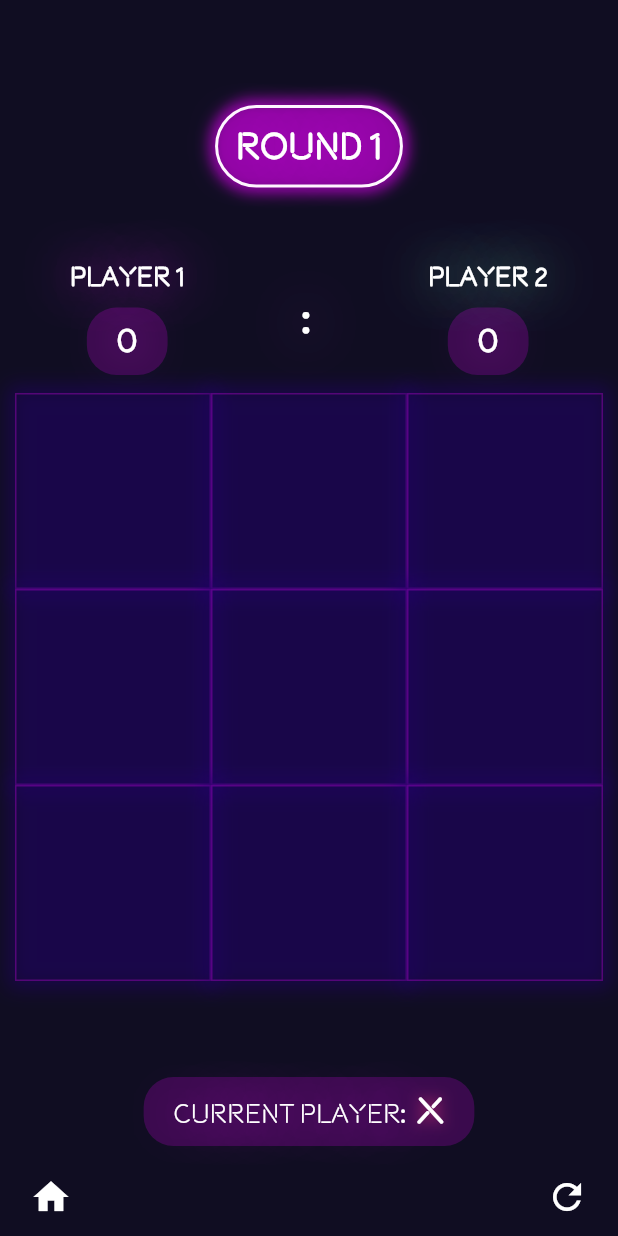
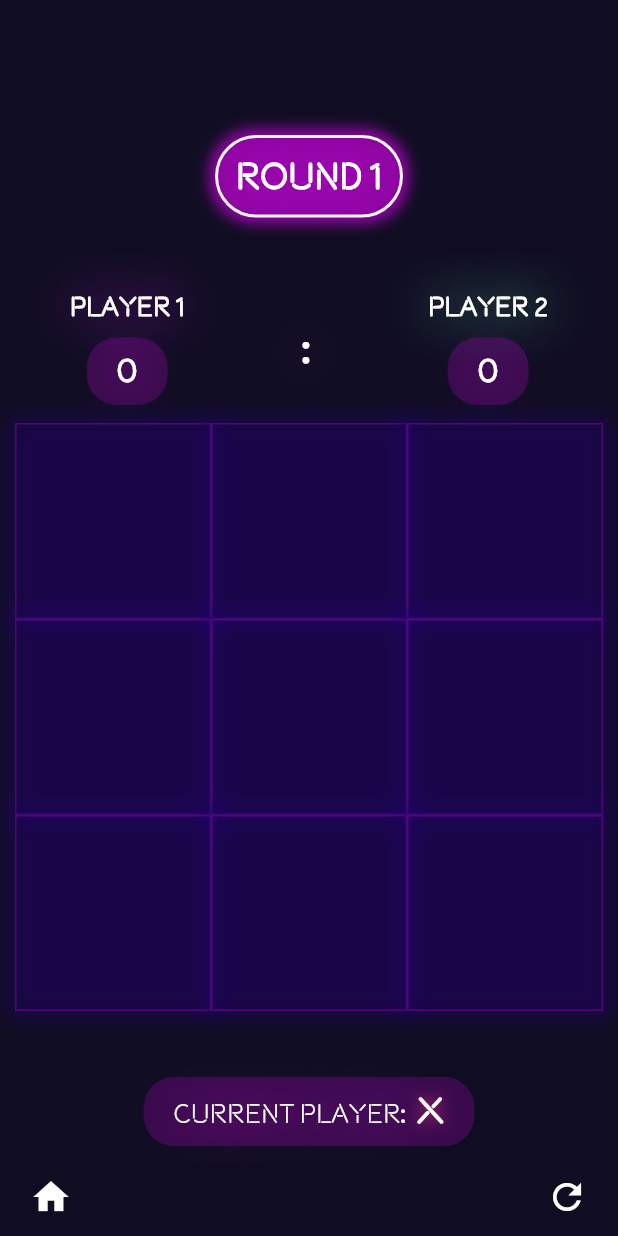
Before and after one commit to yomal-h/tictactoe_mp, a Flutter app: the TicTacToeGameOfflineMultiplayer screen opened by its route, on a phone screen of 412 x 824 dp. Run offline on Flutter 3.47's test engine with Material 2 defaults, Android fonts, the phone set to English and light mode, and no system bars; our stand-ins replace animated_text_kit, audioplayers, connectivity_plus, cool_alert, firebase_core, firebase_crashlytics and 4 more; missing offline and left inert: custom_timer, share_extend, spring, unity_ads_plugin; accounts and stored records are empty; network calls fail.

Commit message:
Removed mobile platform specific values

```diff
--- a/lib/views/tictactoe_offline_multiplayer.dart
+++ b/lib/views/tictactoe_offline_multiplayer.dart
@@ -3,7 +3,6 @@ import 'package:flutter/foundation.dart';
 import 'package:flutter/material.dart';
 import 'package:tictactoe_mp/screens/main_menu_game_modes_screen.dart';
 import 'package:tictactoe_mp/utils/ad_manager.dart';
-import 'dart:io' show Platform;
 
 import 'package:tictactoe_mp/utils/colors.dart';
 
@@ -100,12 +99,7 @@ class __TicTacToeGameOfflineMultiplayer
       body: Column(
         mainAxisAlignment: MainAxisAlignment.center,
         children: [
-          SizedBox(
-              height: kIsWeb
-                  ? 90
-                  : (Platform.isIOS
-                      ? 90
-                      : 70)), //55 for android and //90 for ios
+          SizedBox(height: 90), //55 for android and //90 for ios
           Center(
             child: Container(
               decoration: BoxDecoration(
@@ -453,11 +447,7 @@ class __TicTacToeGameOfflineMultiplayer
             ],
           ),
           SizedBox(
-            height: kIsWeb
-                ? 40
-                : Platform.isIOS
-                    ? 40
-                    : 2, //2 for android
+            height: 2, //2 for android
           ),
         ],
       ),
```
Also changed, not shown: lib/screens/game_screen.dart (+3 -7 lines), lib/views/single_tictactoe_easy.dart (+3 -7 lines), lib/views/single_tictactoe_expert.dart (+3 -7 lines), lib/views/single_tictactoe_hard.dart (+3 -7 lines), lib/views/single_tictactoe_medium.dart (+3 -7 lines).
